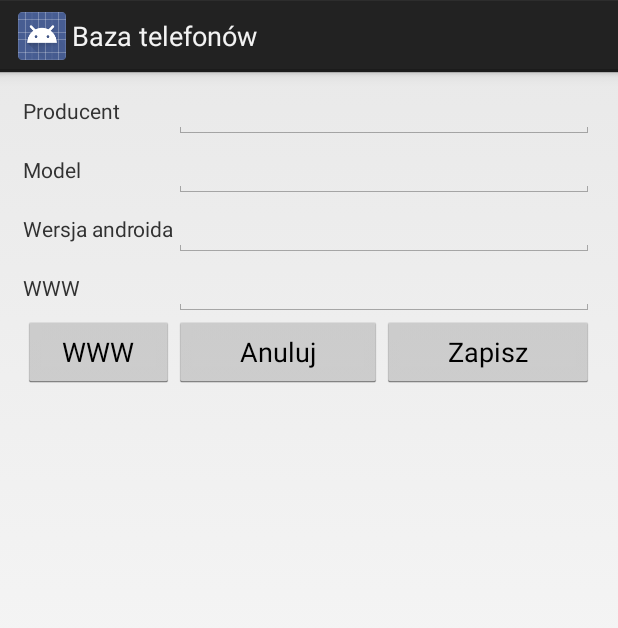
After one commit to patrykglegola/AndroidData, an Android app: the layout activity_edit_phone.xml on its own in the app's theme, with its tools: preview values and no code run, on a phone screen of 412 x 824 dp. The commit adds this screen. Shown: the top 628 px of the screen. Run offline under Robolectric (Android 15) with nearby library versions, the phone set to English and light mode, and no system bars.

Commit message:
added EditPhoneAcitvity

```diff
--- a/app/src/main/AndroidManifest.xml
+++ b/app/src/main/AndroidManifest.xml
@@ -16,6 +16,8 @@
                 <category android:name="android.intent.category.LAUNCHER" />
             </intent-filter>
         </activity>
+        <activity android:name=".EditPhoneActivity"
+            ></activity>
     </application>
 
 </manifest>
--- /dev/null
+++ b/app/src/main/java/pg/androiddane/EditPhoneActivity.java
@@ -0,0 +1,13 @@
+package pg.androiddane;
+
+import android.support.v7.app.AppCompatActivity;
+import android.os.Bundle;
+
+public class EditPhoneActivity extends AppCompatActivity {
+
+    @Override
+    protected void onCreate(Bundle savedInstanceState) {
+        super.onCreate(savedInstanceState);
+        setContentView(R.layout.activity_edit_phone);
+    }
+}
--- /dev/null
+++ b/app/src/main/res/layout/activity_edit_phone.xml
@@ -0,0 +1,103 @@
+<?xml version="1.0" encoding="utf-8"?>
+<TableLayout
+    xmlns:android="http://schemas.android.com/apk/res/android"
+    xmlns:tools="http://schemas.android.com/tools"
+    android:id="@+id/TableLayout1"
+    android:layout_width="match_parent"
+    android:layout_height="match_parent"
+    android:paddingBottom="@dimen/activity_vertical_margin"
+    android:paddingLeft="@dimen/activity_horizontal_margin"
+    android:paddingRight="@dimen/activity_horizontal_margin"
+    android:paddingTop="@dimen/activity_vertical_margin"
+    android:shrinkColumns="*"
+    android:stretchColumns="1,2"
+    tools:context=".EditPhoneActivity" >
+    <TableRow
+        android:id="@+id/tableRow1"
+        android:layout_width="wrap_content"
+        android:layout_height="wrap_content" >
+        <TextView
+            android:id="@+id/textView1"
+            android:layout_width="wrap_content"
+            android:layout_height="wrap_content"
+            android:text="@string/producent_label" />
+
+        <EditText
+            android:id="@+id/producentEdit"
+            android:layout_width="wrap_content"
+            android:layout_height="wrap_content"
+            android:layout_span="2" >
+            <requestFocus />
+        </EditText>
+    </TableRow>
+    <TableRow
+        android:id="@+id/tableRow2"
+        android:layout_width="wrap_content"
+        android:layout_height="wrap_content" >
+        <TextView
+            android:id="@+id/textView2"
+            android:layout_width="wrap_content"
+            android:layout_height="wrap_content"
+            android:text="@string/model_label" />
+        <EditText
+            android:id="@+id/modelEdit"
+            android:layout_width="wrap_content"
+            android:layout_height="wrap_content"
+            android:layout_span="2" />
+    </TableRow>
+    <TableRow
+        android:id="@+id/tableRow3"
+        android:layout_width="wrap_content"
+        android:layout_height="wrap_content" >
+        <TextView
+            android:id="@+id/textView3"
+            android:layout_width="wrap_content"
+            android:layout_height="wrap_content"
+            android:text="@string/android_version_label" />
+        <EditText
+            android:id="@+id/androidVersionEdit"
+            android:layout_width="wrap_content"
+            android:layout_height="wrap_content"
+            android:layout_span="2" />
+    </TableRow>
+    <TableRow
+        android:id="@+id/tableRow4"
+        android:layout_width="wrap_content"
+        android:layout_height="wrap_content" >
+        <TextView
+            android:id="@+id/textView4"
+            android:layout_width="wrap_content"
+            android:layout_height="wrap_content"
+            android:text="@string/www_label" />
+        <EditText
+            android:id="@+id/wwwEdit"
+            android:layout_width="wrap_content"
+            android:layout_height="wrap_content"
+            android:layout_span="2" />
+    </TableRow>
+
+    <TableRow
+        android:id="@+id/tableRow5"
+        android:layout_width="match_parent"
+        android:layout_height="match_parent">
+
+
+        <Button
+            android:id="@+id/wwwButton"
+            android:layout_width="wrap_content"
+            android:layout_height="wrap_content"
+            android:text="WWW" />
+
+        <Button
+            android:id="@+id/cancelButton"
+            android:layout_width="wrap_content"
+            android:layout_height="wrap_content"
+            android:text="Anuluj" />
+
+        <Button
+            android:id="@+id/saveButton"
+            android:layout_width="wrap_content"
+            android:layout_height="wrap_content"
+            android:text="Zapisz" />
+    </TableRow>
+</TableLayout>
--- /dev/null
+++ b/app/src/main/res/values/dimens.xml
@@ -0,0 +1,5 @@
+<?xml version="1.0" encoding="utf-8"?>
+<resources>
+    <dimen name="activity_vertical_margin">5dp</dimen>
+    <dimen name="activity_horizontal_margin">15dp</dimen>
+</resources>
--- a/app/src/main/res/values/strings.xml
+++ b/app/src/main/res/values/strings.xml
@@ -1,3 +1,7 @@
 <resources>
     <string name="app_name">AndroidDane</string>
+    <string name="producent_label">Producent</string>
+    <string name="model_label" >Model</string>
+    <string name="android_version_label">Wersja androida</string>
+    <string name="www_label">WWW</string>
 </resources>
```
